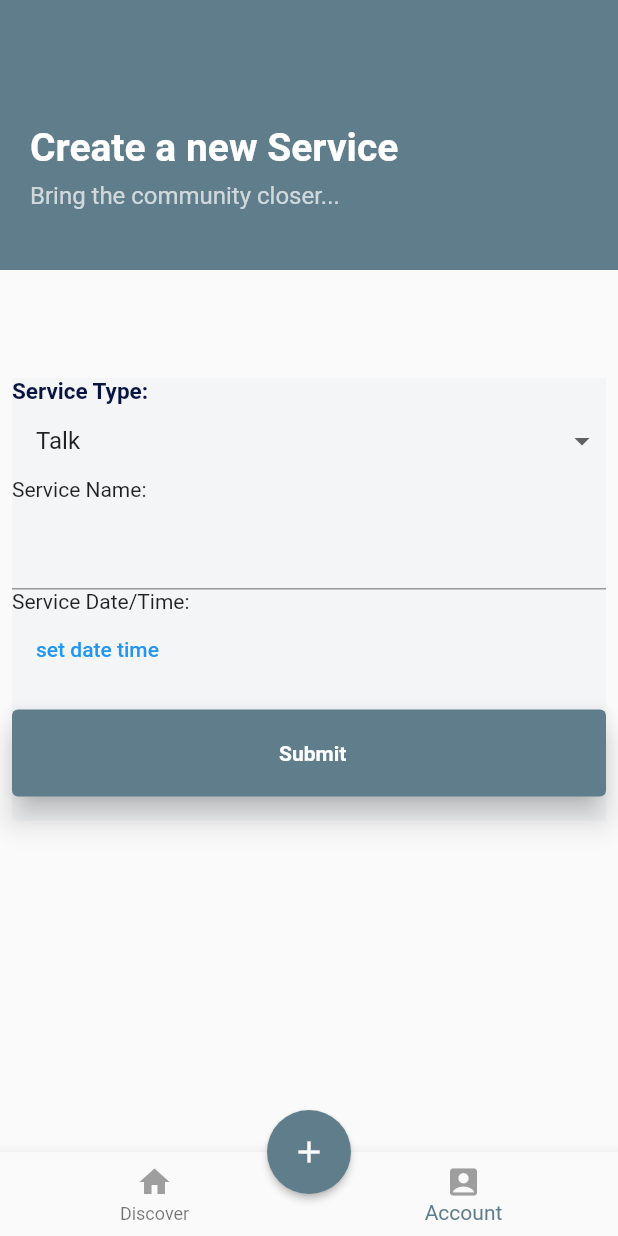
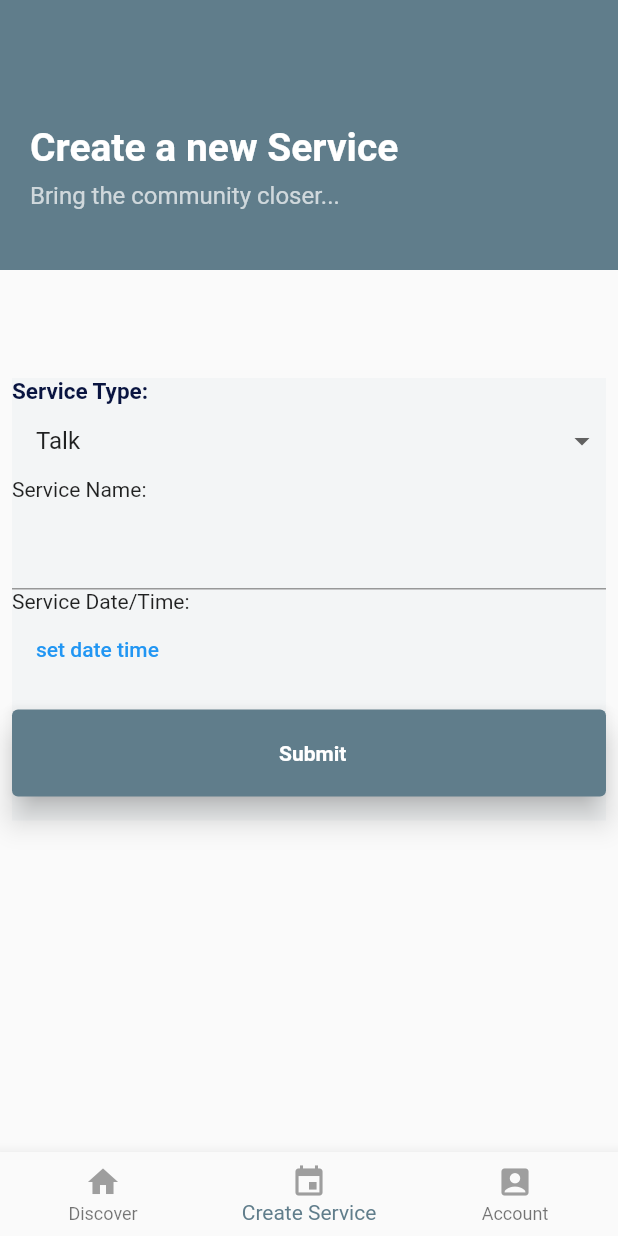
Before and after one commit to dengunmobile/flutterhackaton1jun2019, a Flutter app: the MainScreen screen opened directly, item 2 of the bottom bar chosen, on a phone screen of 412 x 824 dp. Run offline on Flutter 3.47's test engine with Material 2 defaults, Android fonts, the phone set to English and light mode, and no system bars; our stand-ins replace cloud_firestore, dio, firebase_auth, flutter_datetime_picker, google_sign_in; accounts and stored records are empty; network calls fail.

Commit message:
fix bottom bar navigation

```diff
--- a/servi/lib/screens/main_screen.dart
+++ b/servi/lib/screens/main_screen.dart
@@ -55,10 +55,10 @@ class _MainScreen extends State<MainScreen> {
           icon: Icon(Icons.home, color: Colors.grey),
           title: Text("Discover", style: bottomTabTextStyle()),
         ),
-//        BottomNavigationBarItem(
-//            icon: Icon(Icons.event, color: Colors.grey),
-//            title: Text("Create Service", style: bottomTabTextStyle())
-//        ),
+        BottomNavigationBarItem(
+            icon: Icon(Icons.event, color: Colors.grey),
+            title: Text("Create Service", style: bottomTabTextStyle())
+        ),
         BottomNavigationBarItem(
             icon: Icon(Icons.account_box, color: Colors.grey),
             title: Text("Account", style: bottomTabTextStyle())
@@ -73,16 +73,16 @@ class _MainScreen extends State<MainScreen> {
       ),
       body: _children[_currentIndex],
       floatingActionButtonLocation: FloatingActionButtonLocation.centerDocked,
-      floatingActionButton: FloatingActionButton(
-        onPressed: () {
-          setState(() {
-            _currentIndex = 1;
-          });
-        },
-        tooltip: 'Increment',
-        child: Icon(Icons.add),
-        elevation: 2.0,
-      ),
+//      floatingActionButton: FloatingActionButton(
+//        onPressed: () {
+//          setState(() {
+//            _currentIndex = 1;
+//          });
+//        },
+//        tooltip: 'Increment',
+//        child: Icon(Icons.add),
+//        elevation: 2.0,
+//      ),
       bottomNavigationBar: bottomNavigationBar,
 //      bottomNavigationBar: BottomAppBar(
 //        child: Row(
```
